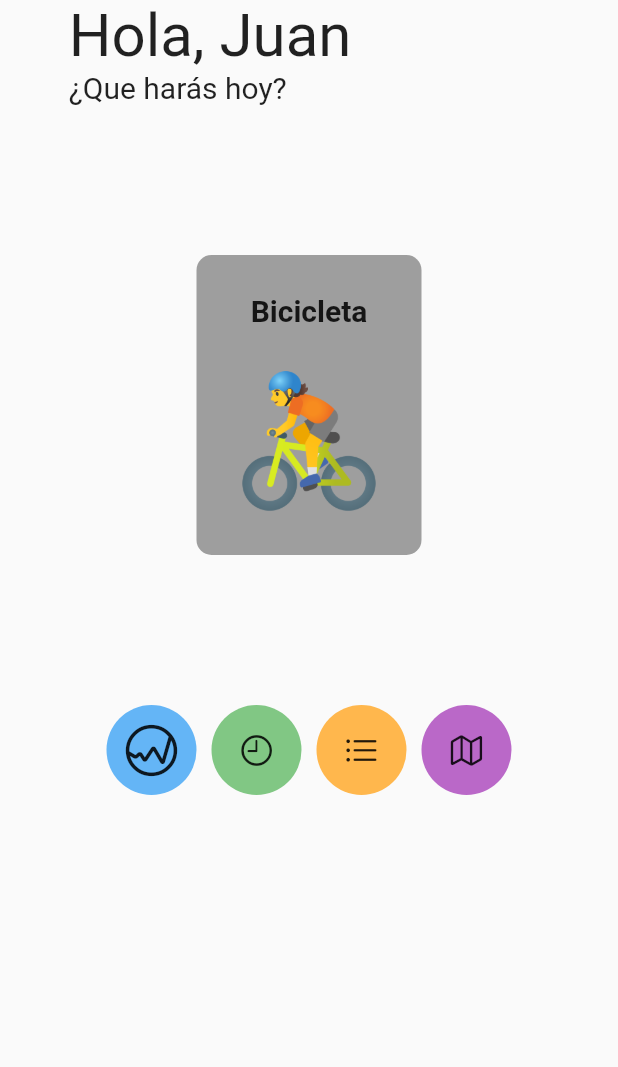
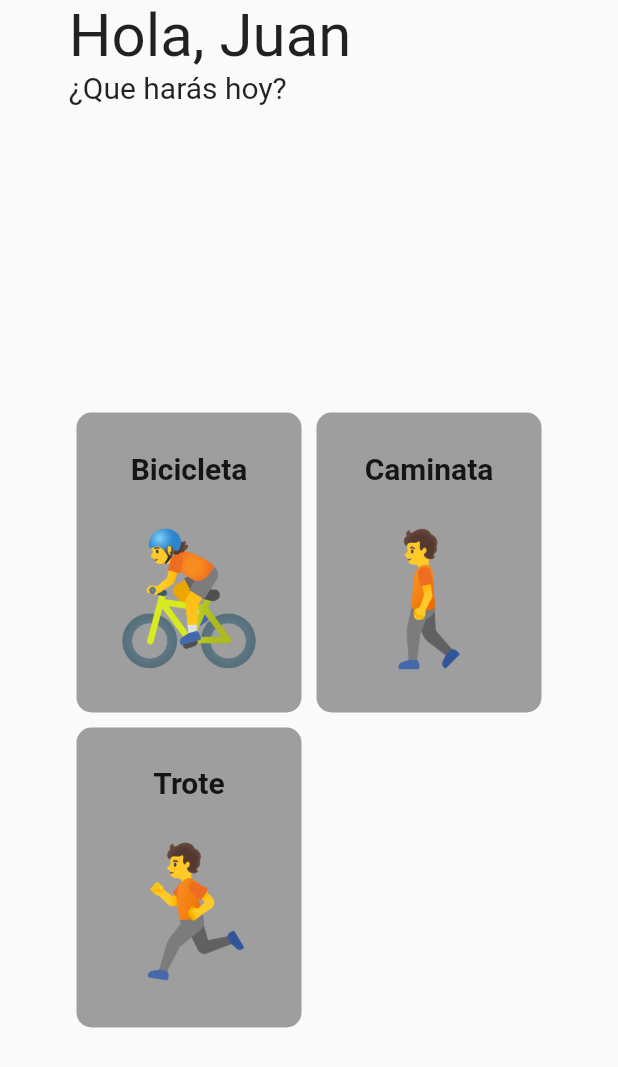
Before and after one commit to SamirPerezBazza/excercise-tracker, a Flutter app: the Dashboard screen opened by its route, on a phone screen of 412 x 824 dp. Shown: the top 1067 px of the screen. Run offline on Flutter 3.47's test engine with Material 2 defaults, Android fonts, the phone set to English and light mode, and no system bars; missing offline and left inert: dart:ffi.

Commit message:
added run and walk cards

```diff
--- a/lib/dashboard.dart
+++ b/lib/dashboard.dart
@@ -20,19 +20,6 @@ class Dashboard extends StatefulWidget {
 }
 
 class _DashboardState extends State<Dashboard> {
-  // int _counter = 0;
-
-  // void _incrementCounter() {
-  //   setState(() {
-  //     // This call to setState tells the Flutter framework that something has
-  //     // changed in this State, which causes it to rerun the build method below
-  //     // so that the display can reflect the updated values. If we changed
-  //     // _counter without calling setState(), then the build method would not be
-  //     // called again, and so nothing would appear to happen.
-  //     _counter++;
-  //   });
-  // }
-
   @override
   Widget build(BuildContext context) {
     // This method is rerun every time setState is called, for instance as done
@@ -74,24 +61,56 @@ class _DashboardState extends State<Dashboard> {
                     width: 100,
                     height: 100,
                   ),
-                  handleTab: () => Navigator.pushNamed(context, '/activity'),
+                  handleTab: () => Navigator.pushNamed(
+                    context,
+                    '/activity',
+                    arguments: ActivityArguments(
+                        "Bicicleta",
+                        Image.asset(
+                          'assets/images/bikeEmoji.png',
+                          width: 100,
+                          height: 100,
+                        )),
+                  ),
                 ),
-                // Card(
-                //   title: 'Caminata',
-                //   image: Image.asset(
-                //     'assets/images/walkingEmoji.png',
-                //     width: 100,
-                //     height: 100,
-                //   ),
-                // ),
-                // Card(
-                //   title: 'Trotar',
-                //   image: Image.asset(
-                //     'assets/images/runningEmoji.png',
-                //     width: 100,
-                //     height: 100,
-                //   ),
-                // ),
+                Card(
+                  title: 'Caminata',
+                  image: Image.asset(
+                    'assets/images/walkingEmoji.png',
+                    width: 100,
+                    height: 100,
+                  ),
+                  handleTab: () => Navigator.pushNamed(
+                    context,
+                    '/activity',
+                    arguments: ActivityArguments(
+                        "Caminata",
+                        Image.asset(
+                          'assets/images/walkingEmoji.png',
+                          width: 100,
+                          height: 100,
+                        )),
+                  ),
+                ),
+                Card(
+                  title: 'Trote',
+                  image: Image.asset(
+                    'assets/images/runningEmoji.png',
+                    width: 100,
+                    height: 100,
+                  ),
+                  handleTab: () => Navigator.pushNamed(
+                    context,
+                    '/activity',
+                    arguments: ActivityArguments(
+                        "Trote",
+                        Image.asset(
+                          'assets/images/runningEmoji.png',
+                          width: 100,
+                          height: 100,
+                        )),
+                  ),
+                ),
               ],
             )),
         Align(
@@ -183,3 +202,10 @@ class Card extends StatelessWidget {
     );
   }
 }
+
+class ActivityArguments {
+  final String title;
+  final Image image;
+
+  ActivityArguments(this.title, this.image);
+}
```
